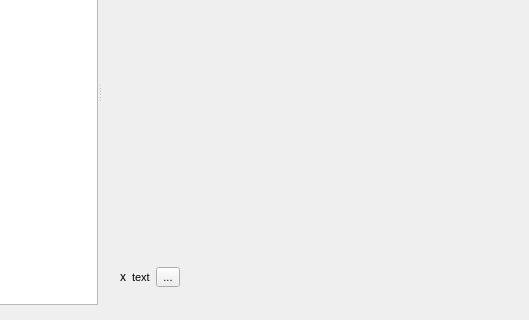
This is ui/options.ui in metabrainz/picard as Qt 5 draws it before an edit; both pictures show x 271 to 800 and y 130 to 450 of the 800 by 450 pixel window. The edited form follows.
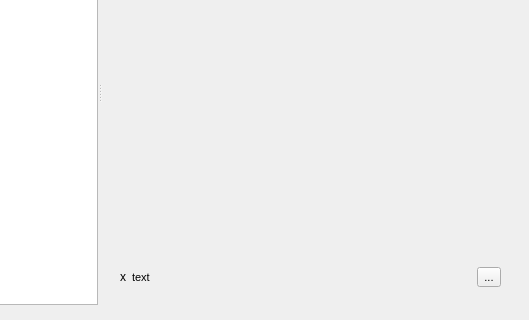
This is the edited form.

Commit message: Change stretch on warning text. Remove unused `profile_title` variable.

Diff of the .ui file:
```diff
--- a/ui/options.ui
+++ b/ui/options.ui
@@ -112,7 +112,7 @@
            <widget class="QLabel" name="profile_warning_text">
             <property name="sizePolicy">
              <sizepolicy hsizetype="Preferred" vsizetype="Preferred">
-              <horstretch>0</horstretch>
+              <horstretch>1</horstretch>
               <verstretch>0</verstretch>
              </sizepolicy>
             </property>
```
The commit also changes 2 other files.
